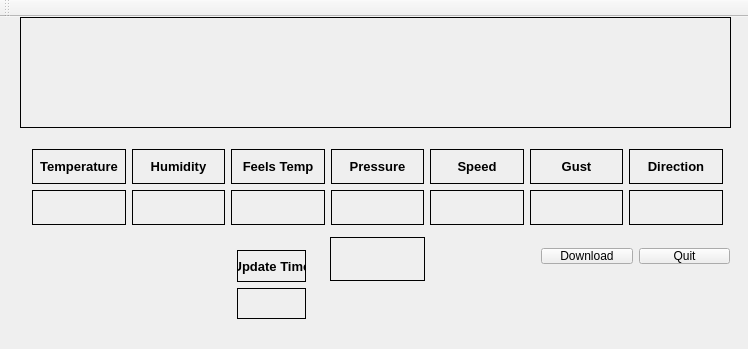
Before: the Qt Designer form mainwindow.ui in bonnette/genweather, drawn with Qt 5.
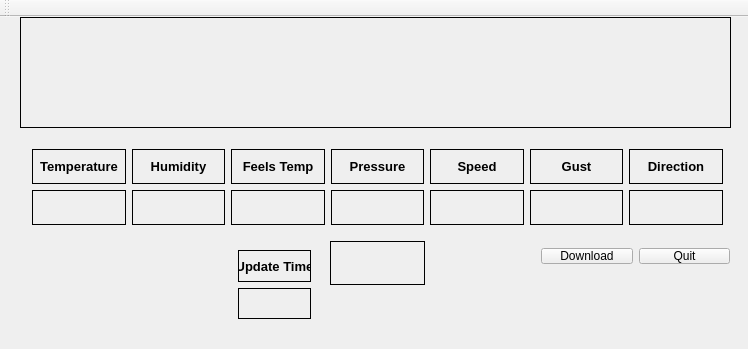
After: the same form once the commit is applied.

Commit message: adjust labels

The edit to the form file:
```diff
--- a/mainwindow.ui
+++ b/mainwindow.ui
@@ -423,7 +423,7 @@
     <property name="geometry">
      <rect>
       <x>330</x>
-      <y>220</y>
+      <y>224</y>
       <width>95</width>
       <height>44</height>
      </rect>
@@ -449,9 +449,9 @@
    <widget class="QLabel" name="icn_lbl">
     <property name="geometry">
      <rect>
-      <x>26</x>
+      <x>23</x>
       <y>229</y>
-      <width>71</width>
+      <width>61</width>
       <height>61</height>
      </rect>
     </property>
@@ -468,8 +468,8 @@
    <widget class="QLabel" name="desc_lbl">
     <property name="geometry">
      <rect>
-      <x>110</x>
-      <y>245</y>
+      <x>100</x>
+      <y>243</y>
       <width>71</width>
       <height>30</height>
      </rect>
@@ -484,9 +484,9 @@
    <widget class="QWidget" name="verticalLayoutWidget">
     <property name="geometry">
      <rect>
-      <x>226</x>
+      <x>227</x>
       <y>222</y>
-      <width>91</width>
+      <width>95</width>
       <height>91</height>
      </rect>
     </property>
```
